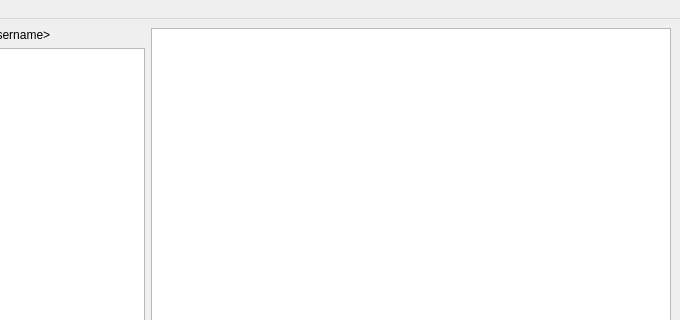
Above: Client/chatwindow.ui from Ghytro/QTChatClient before the change; both pictures show x 120 to 800 and y 0 to 320 of the 800 by 600 pixel window. Below: the same form after it.
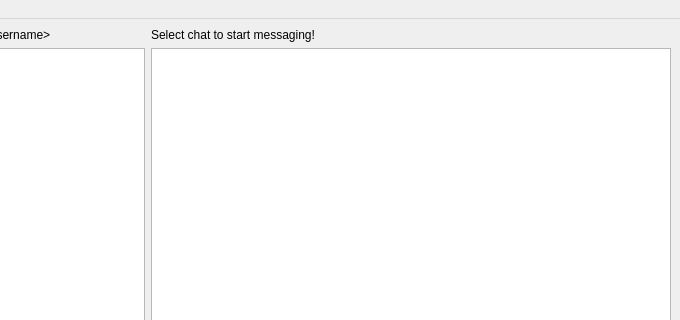
That is the form after the change.

Commit message:
Several fixes & additions (watch description)
1) Added label that shows your current chat
2) Changed chat activation signal
3) For now messages sent by you are marked not with your nickname but "You"

Diff of the .ui file:
```diff
--- a/Client/chatwindow.ui
+++ b/Client/chatwindow.ui
@@ -42,7 +42,14 @@
        </layout>
       </item>
       <item>
-       <layout class="QVBoxLayout" name="verticalLayoutMessages" stretch="0,0">
+       <layout class="QVBoxLayout" name="verticalLayoutMessages" stretch="0,0,0">
+        <item>
+         <widget class="QLabel" name="labelChatName">
+          <property name="text">
+           <string>Select chat to start messaging!</string>
+          </property>
+         </widget>
+        </item>
         <item>
          <widget class="QListWidget" name="listWidgetMessages">
           <property name="sizePolicy">
```
The commit also changes 2 other files.
